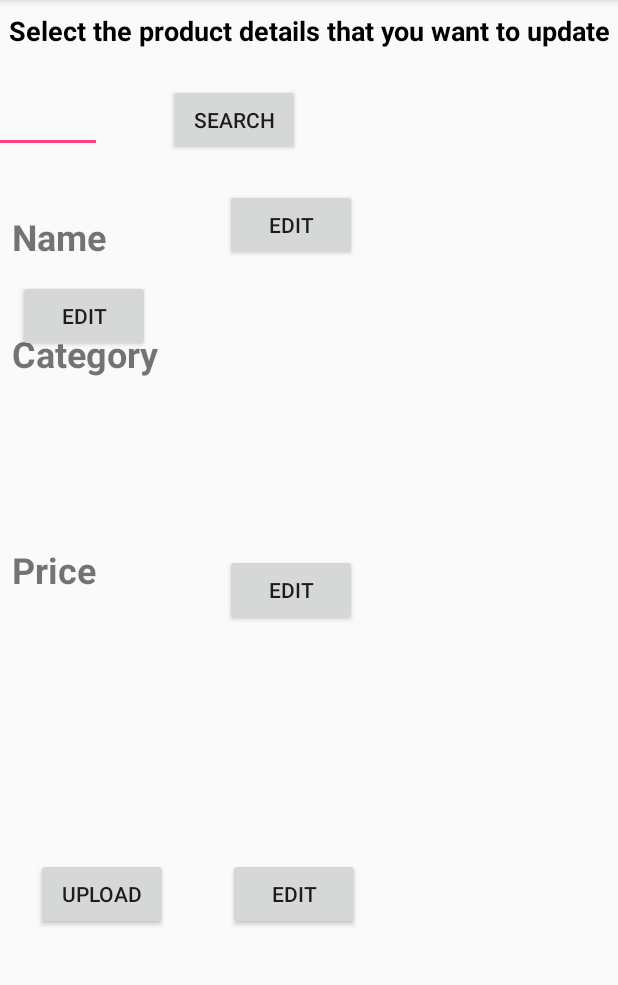
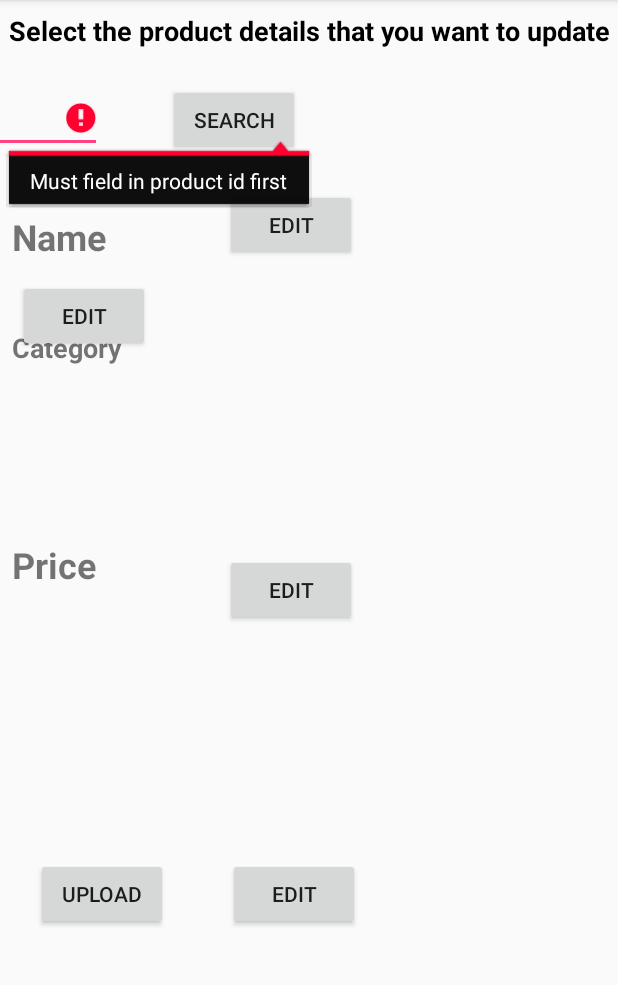
Before and after one commit to Lai0723/SmartcanteenPOS, an Android app: the fragment update_menu shown on its own in the app's theme, on a phone screen of 412 x 824 dp, the part 84-1069 px from its top. Run offline under Robolectric (Android 15) with nearby library versions, the phone set to English and light mode, and no system bars; our stand-ins replace Volley; network calls fail.

Commit message:
Minor upgrade for update product(2)

```diff
--- a/app/src/main/java/com/example/lai/smartcanteenpos/update_menu.java
+++ b/app/src/main/java/com/example/lai/smartcanteenpos/update_menu.java
@@ -109,10 +109,10 @@ public class update_menu extends Fragment {
 
         ProdID = txtProdID.getText().toString();
 
-        /*if(TextUtils.isEmpty(ProdID)){
+        if(TextUtils.isEmpty(ProdID)){
             txtProdID.setError("Must field in product id first");
         }
-        else if (!TextUtils.isEmpty(ProdID)){*/
+
             btnName.setOnClickListener(new View.OnClickListener() {
                 @Override
                 public void onClick(View v) {
@@ -150,7 +150,6 @@ public class update_menu extends Fragment {
                     Menu_screen.lList = null;
 
 
-
                 }
             });
 
@@ -158,7 +157,7 @@ public class update_menu extends Fragment {
                 @Override
                 public void onClick(View v) {
 
-                    final View view = (LayoutInflater.from(v.getContext()).inflate(R.layout.activity_edit_spinner, null));
+                    final View view = (LayoutInflater.from(v.getContext()).inflate(R.layout.edit_spinner, null));
                     AlertDialog.Builder alertBuilder = new AlertDialog.Builder(v.getContext());
                     alertBuilder.setView(view);
                     alertBuilder.setTitle("Edit Product Category");
@@ -183,7 +182,6 @@ public class update_menu extends Fragment {
 
                         }
                     });
-
 
 
                     alertBuilder.setCancelable(true)
@@ -307,7 +305,6 @@ public class update_menu extends Fragment {
                     startActivityForResult(Intent.createChooser(intent, "Select Picture"), PICK_IMAGE_REQUEST);
 
 
-
                     picChosen = false;
                     MenuFragment.allowRefresh = true;
 
@@ -316,7 +313,7 @@ public class update_menu extends Fragment {
                 }
             });
 
-        btnImage.setOnClickListener(new View.OnClickListener(){
+            btnImage.setOnClickListener(new View.OnClickListener() {
                 public void onClick(View v) {
                     uploadImage();
                 }
@@ -325,7 +322,7 @@ public class update_menu extends Fragment {
             });
 
 
-        btnSearch.setOnClickListener(new View.OnClickListener(){
+            btnSearch.setOnClickListener(new View.OnClickListener() {
                 public void onClick(View v) {
                     String ProdID = txtProdID.getText().toString();
                     String type = "retrieveProductInfo";
--- a/app/src/main/res/layout/fragment_update_product.xml
+++ b/app/src/main/res/layout/fragment_update_product.xml
@@ -73,12 +73,12 @@
 
     <TextView
         android:id="@+id/editCat"
-        android:layout_width="115dp"
-        android:layout_height="36dp"
+        android:layout_width="141dp"
+        android:layout_height="32dp"
         android:layout_marginLeft="8dp"
         android:layout_marginTop="46dp"
         android:text="@string/Category"
-        android:textSize="24sp"
+        android:textSize="18sp"
         android:textStyle="bold"
         app:layout_constraintLeft_toLeftOf="parent"
         app:layout_constraintTop_toBottomOf="@+id/editName" />
```
Also changed, not shown: 38 other files. Lines whose indentation alone changed are shown as unchanged.
